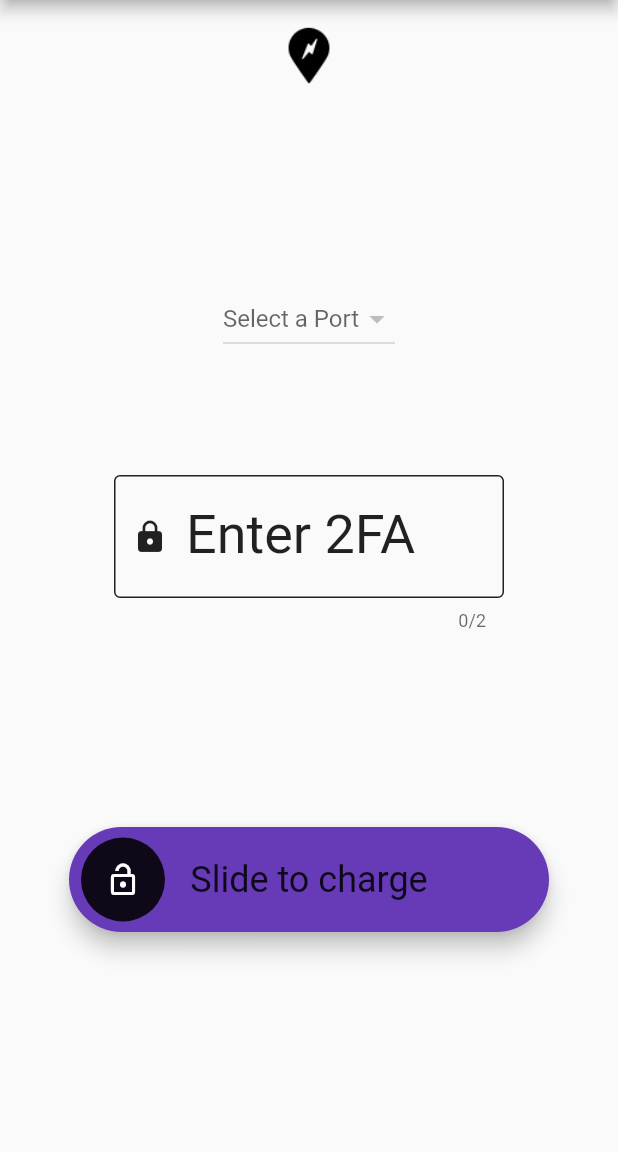
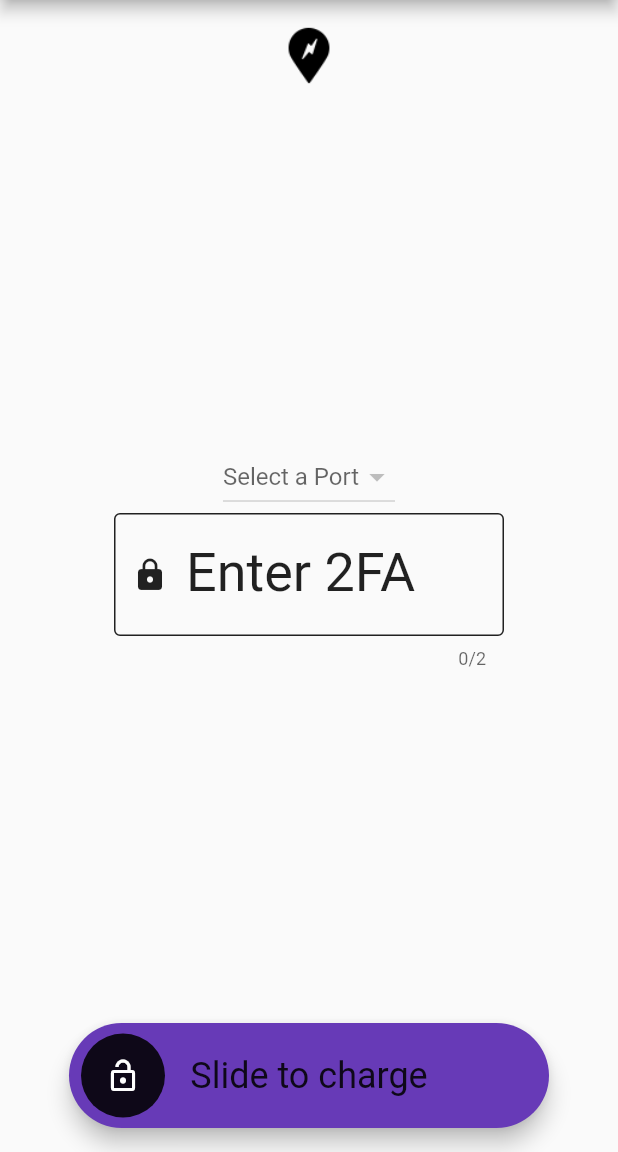
Before and after one commit to montymi/Capstone, a Flutter app: the StationScreen screen opened directly with empty values, on a phone screen of 412 x 824 dp, the part 84-1236 px from its top. Run offline on Flutter 3.47's test engine with Material 2 defaults, Android fonts, the light colour scheme and no system bars; drawn by our look-alikes of slide_to_act; our stand-ins replace bloc, circular_countdown_timer, flutter_bloc, google_maps_flutter, location; missing offline and left inert: mqtt_client; statements that could not run were skipped.

Commit message:
weird bullshit

```diff
--- a/flutter/capstone_m2/lib/pages/station_screen.dart
+++ b/flutter/capstone_m2/lib/pages/station_screen.dart
@@ -104,7 +104,6 @@
                     },
                   ),
                 ),
-                const SizedBox(height: 80),
                 SizedBox(
                   width: 260,
                   child:
@@ -138,7 +137,6 @@
                     sliderRotate: false,
                   ),
                 ),
-                const Expanded(child: SizedBox(height: 40)),
               ],
             ),
           ),
```
Also changed, not shown: 1 other file.
